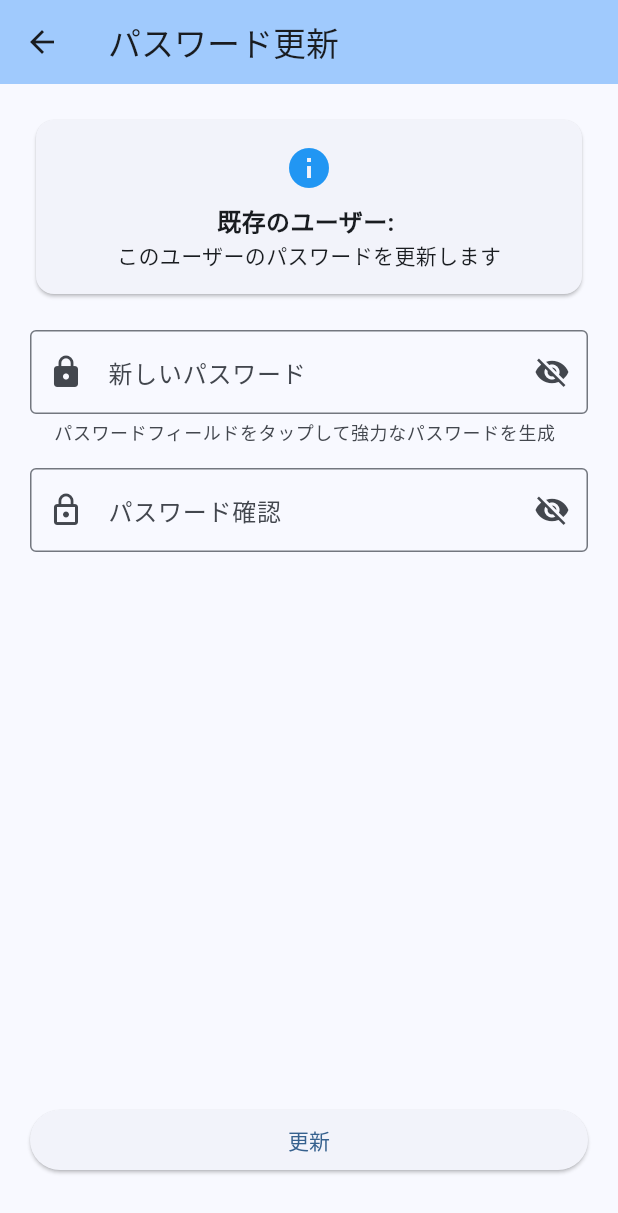
After one commit to nakajinbee/flutter-experiments, a Flutter app: the MenuPage screen opened directly, after a tap on "パスワード更新画面", on a phone screen of 412 x 824 dp. The commit adds this screen. Shown: the top 1213 px of the screen. Run offline on Flutter 3.47's test engine with Material 3 defaults, Android fonts, the phone set to English and light mode, and no system bars; our stand-ins replace flutter_hooks, hooks_riverpod; missing offline and left inert: credential_manager.

Commit message:
feat: Credential Manager機能の実装
- Android/iOSのパスワード保存機能を追加
- パスワード登録画面と更新画面を実装
- Android: INTERNET権限とCredential Manager権限を追加
- iOS: Face ID使用許可とKeychain設定を追加
- Development Team設定とBundle IDをcom.nakajinbeeに変更

```diff
--- /dev/null
+++ b/lib/menu_page.dart
@@ -0,0 +1,61 @@
+import 'package:flutter/material.dart';
+import 'password_register_page.dart';
+import 'password_update_page.dart';
+
+class MenuPage extends StatelessWidget {
+  const MenuPage({super.key});
+
+  @override
+  Widget build(BuildContext context) {
+    return Scaffold(
+      appBar: AppBar(
+        title: const Text('メニュー画面'),
+        backgroundColor: Theme.of(context).colorScheme.inversePrimary,
+      ),
+      body: Center(
+        child: Padding(
+          padding: const EdgeInsets.all(20.0),
+          child: Column(
+            mainAxisAlignment: MainAxisAlignment.center,
+            children: [
+              const Text(
+                '検証用画面',
+                style: TextStyle(fontSize: 24, fontWeight: FontWeight.bold),
+              ),
+              const SizedBox(height: 40),
+              SizedBox(
+                width: double.infinity,
+                child: ElevatedButton(
+                  onPressed: () {
+                    Navigator.push(
+                      context,
+                      MaterialPageRoute(
+                        builder: (context) => const PasswordRegisterPage(),
+                      ),
+                    );
+                  },
+                  child: const Text('パスワード登録画面'),
+                ),
+              ),
+              const SizedBox(height: 16),
+              SizedBox(
+                width: double.infinity,
+                child: ElevatedButton(
+                  onPressed: () {
+                    Navigator.push(
+                      context,
+                      MaterialPageRoute(
+                        builder: (context) => const PasswordUpdatePage(),
+                      ),
+                    );
+                  },
+                  child: const Text('パスワード更新画面'),
+                ),
+              ),
+            ],
+          ),
+        ),
+      ),
+    );
+  }
+}
--- /dev/null
+++ b/lib/password_update_page.dart
@@ -0,0 +1,200 @@
+import 'package:flutter/material.dart';
+import 'package:flutter_hooks/flutter_hooks.dart';
+import 'package:hooks_riverpod/hooks_riverpod.dart';
+import 'package:credential_manager/credential_manager.dart';
+
+class PasswordUpdatePage extends HookConsumerWidget {
+  const PasswordUpdatePage({super.key});
+
+  @override
+  Widget build(BuildContext context, WidgetRef ref) {
+    final userIdController = useTextEditingController();
+    final passwordController = useTextEditingController();
+    final confirmPasswordController = useTextEditingController();
+    final isLoading = useState(false);
+    final isPasswordVisible = useState(false);
+    final isConfirmPasswordVisible = useState(false);
+    final hasExistingCredentials = useState(false);
+
+    useEffect(() {
+      // 既存の認証情報があるかチェック
+      (() async {
+        try {
+          final credentialManager = CredentialManager();
+          final credentials = await credentialManager.getCredentials(
+            fetchOptions: FetchOptionsAndroid(
+              passwordCredential: true,
+              passKey: false,
+              googleCredential: false,
+            ),
+          );
+          if (credentials.passwordCredential != null &&
+              credentials.passwordCredential!.username != null) {
+            hasExistingCredentials.value = true;
+            userIdController.text = credentials.passwordCredential!.username!;
+          }
+        } catch (e) {
+          print('No existing credentials found: $e');
+        }
+      })();
+      return null;
+    }, []);
+
+    return Scaffold(
+      appBar: AppBar(
+        title: const Text('パスワード更新'),
+        backgroundColor: Theme.of(context).colorScheme.inversePrimary,
+      ),
+      body: Padding(
+        padding: const EdgeInsets.all(20.0),
+        child: Column(
+          crossAxisAlignment: CrossAxisAlignment.stretch,
+          children: [
+            if (hasExistingCredentials.value) ...[
+              Card(
+                child: Padding(
+                  padding: const EdgeInsets.all(16.0),
+                  child: Column(
+                    children: [
+                      const Icon(Icons.info, color: Colors.blue, size: 32),
+                      const SizedBox(height: 8),
+                      Text(
+                        '既存のユーザー: ${userIdController.text}',
+                        style: const TextStyle(fontSize: 16, fontWeight: FontWeight.bold),
+                      ),
+                      const Text('このユーザーのパスワードを更新します'),
+                    ],
+                  ),
+                ),
+              ),
+              const SizedBox(height: 20),
+            ] else ...[
+              TextField(
+                controller: userIdController,
+                autofillHints: const [AutofillHints.username],
+                decoration: const InputDecoration(
+                  labelText: 'ユーザーID',
+                  border: OutlineInputBorder(),
+                  prefixIcon: Icon(Icons.person),
+                  hintText: '更新するユーザーIDを入力',
+                ),
+              ),
+              const SizedBox(height: 16),
+            ],
+            TextField(
+              controller: passwordController,
+              obscureText: !isPasswordVisible.value,
+              autofillHints: const [AutofillHints.newPassword],
+              decoration: InputDecoration(
+                labelText: '新しいパスワード',
+                border: const OutlineInputBorder(),
+                prefixIcon: const Icon(Icons.lock),
+                helperText: 'パスワードフィールドをタップして強力なパスワードを生成',
+                suffixIcon: IconButton(
+                  icon: Icon(
+                    isPasswordVisible.value
+                        ? Icons.visibility
+                        : Icons.visibility_off,
+                  ),
+                  onPressed: () {
+                    isPasswordVisible.value = !isPasswordVisible.value;
+                  },
+                ),
+              ),
+            ),
+            const SizedBox(height: 16),
+            TextField(
+              controller: confirmPasswordController,
+              obscureText: !isConfirmPasswordVisible.value,
+              decoration: InputDecoration(
+                labelText: 'パスワード確認',
+                border: const OutlineInputBorder(),
+                prefixIcon: const Icon(Icons.lock_outline),
+                suffixIcon: IconButton(
+                  icon: Icon(
+                    isConfirmPasswordVisible.value
+                        ? Icons.visibility
+                        : Icons.visibility_off,
+                  ),
+                  onPressed: () {
+                    isConfirmPasswordVisible.value =
+                        !isConfirmPasswordVisible.value;
+                  },
+                ),
+              ),
+            ),
+            const Spacer(),
+            ElevatedButton(
+              onPressed: isLoading.value
+                  ? null
+                  : () async {
+                      if (userIdController.text.isEmpty ||
+                          passwordController.text.isEmpty ||
+                          confirmPasswordController.text.isEmpty) {
+                        ScaffoldMessenger.of(context).showSnackBar(
+                          const SnackBar(
+                            content: Text('すべてのフィールドを入力してください'),
+                          ),
+                        );
+                        return;
+                      }
+
+                      if (passwordController.text !=
+                          confirmPasswordController.text) {
+                        ScaffoldMessenger.of(context).showSnackBar(
+                          const SnackBar(
+                            content: Text('パスワードが一致しません'),
+                          ),
+                        );
+                        return;
+                      }
+
+                      isLoading.value = true;
+
+                      try {
+                        final credentialManager = CredentialManager();
+                        final newCredential = PasswordCredential(
+                          username: userIdController.text,
+                          password: passwordController.text,
+                        );
+
+                        print('Attempting to update credentials...');
+                        await credentialManager.savePasswordCredentials(newCredential);
+                        print('Credentials updated successfully');
+
+                        if (context.mounted) {
+                          ScaffoldMessenger.of(context).showSnackBar(
+                            SnackBar(
+                              content: Text(
+                                'ユーザー「${userIdController.text}」のパスワードを更新しました',
+                              ),
+                              backgroundColor: Colors.green,
+                            ),
+                          );
+                          Navigator.pop(context);
+                        }
+                      } catch (e) {
+                        print('Failed to update credentials: $e');
+                        if (context.mounted) {
+                          ScaffoldMessenger.of(context).showSnackBar(
+                            SnackBar(
+                              content: Text('更新に失敗しました: $e'),
+                              backgroundColor: Colors.red,
+                            ),
+                          );
+                        }
+                      } finally {
+                        isLoading.value = false;
+                      }
+                    },
+              child: isLoading.value
+                  ? const CircularProgressIndicator()
+                  : const Text('更新'),
+            ),
+            const SizedBox(height: 20),
+          ],
+        ),
+      ),
+    );
+  }
+}
```
Also changed, not shown: lib/main.dart (+26 -3 lines), lib/password_register_page.dart (added, +111 -0 lines), pubspec.lock, 4 other files.
